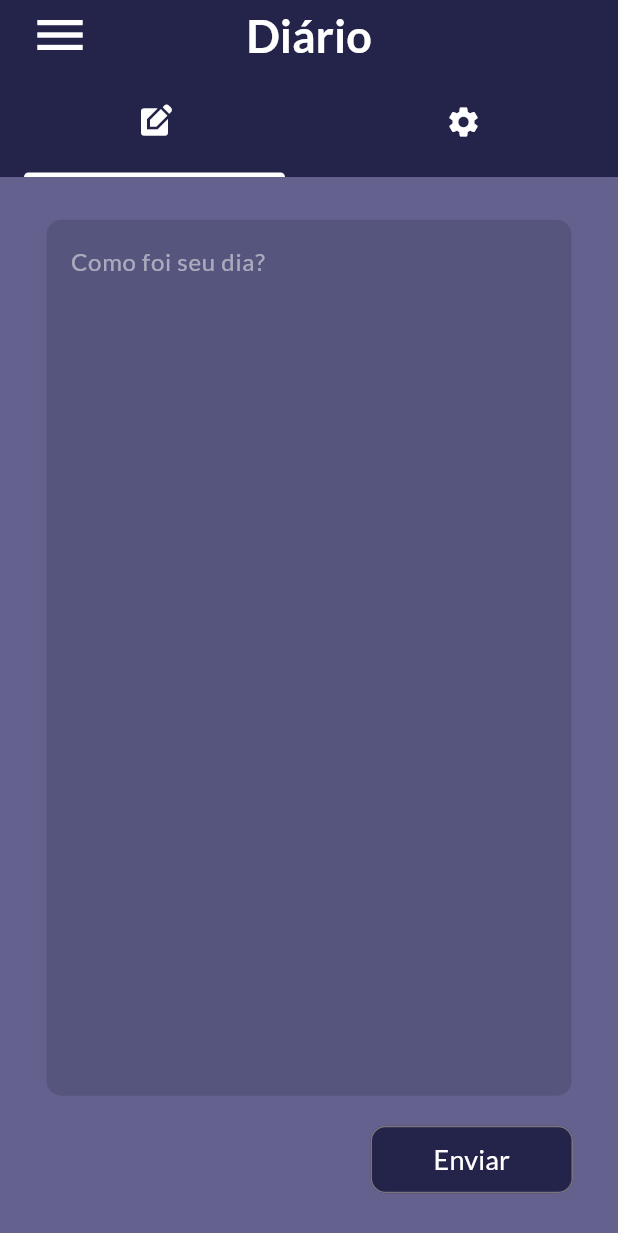
After one commit to barbosa-jp/avaliacao-flutter-1, a Flutter app: the screen it shows after launch, on a phone screen of 412 x 824 dp. The commit adds this screen. Shown: the top 1233 px of the screen. Run offline on Flutter 3.47's test engine with Material 3 defaults, Android fonts, the phone set to English and light mode, and no system bars; our stand-ins replace google_fonts.

Commit message:
refact: oraganização do código

```diff
--- a/avaliacao_1/lib/src/features/abas/presentation/aba.dart
+++ b/avaliacao_1/lib/src/features/abas/presentation/widgets/aba.dart
@@ -1,4 +1,4 @@
-import 'package:avaliacao_1/src/features/cores/cores.dart';
+import 'package:avaliacao_1/src/features/cores/data/cores.dart';
 import 'package:flutter/material.dart';
 
 class Aba extends StatelessWidget {
--- /dev/null
+++ b/avaliacao_1/lib/src/features/app_bar/presentation/widgets/appbar_leading.dart
@@ -0,0 +1,25 @@
+import 'package:flutter/material.dart';
+import 'package:avaliacao_1/src/features/cores/data/cores.dart';
+
+class AppBarLeading extends StatelessWidget {
+  const AppBarLeading({super.key});
+
+  @override
+  Widget build(BuildContext context) {
+    return Builder(
+        builder: (context) {
+          return IconButton(
+            padding: const EdgeInsets.only(left: 20),
+            icon: const Icon(
+              Icons.menu,
+              color: Cores.branco,
+              size: 40,
+            ),
+            onPressed: () {
+              Scaffold.of(context).openDrawer();
+            },
+          );
+        }
+      );
+  }
+}
--- /dev/null
+++ b/avaliacao_1/lib/src/features/mandar_texto/presentation/pages/mandar_texto_screen.dart
@@ -0,0 +1,53 @@
+import 'package:avaliacao_1/src/features/cores/data/cores.dart';
+import 'package:flutter/material.dart';
+import 'package:avaliacao_1/src/features/mandar_texto/presentation/widgets/botao_enviar.dart';
+import 'package:google_fonts/google_fonts.dart';
+
+class MandarTexto extends StatelessWidget {
+  const MandarTexto({super.key});
+
+  @override
+  Widget build(BuildContext context) {
+    return Column(
+      mainAxisSize: MainAxisSize.max,
+      mainAxisAlignment: MainAxisAlignment.center,
+      crossAxisAlignment: CrossAxisAlignment.end,
+      children: [
+        Center(
+          child: Column(
+            mainAxisSize: MainAxisSize.min,
+            children: [
+              SizedBox(
+                width: 350,
+                child: Padding(
+                  padding: const EdgeInsets.only(bottom: 20),
+                  child: TextField(
+                    cursorColor: Cores.branco,
+                    style: GoogleFonts.lato(
+                      color: Cores.branco
+                    ),
+                    maxLines: 23,
+                    keyboardType: TextInputType.text,
+                    decoration: InputDecoration(
+                      filled: true,
+                      fillColor: Cores.roxo2,
+                      hintText: 'Como foi seu dia?',
+                      hintStyle: GoogleFonts.lato(
+                        color: Cores.branco50
+                      ),
+                      border: const OutlineInputBorder(
+                        borderRadius: BorderRadius.all(Radius.circular(10)),
+                        borderSide: BorderSide.none,
+                      ),
+                    ),
+                  ),
+                ),
+              ),
+            ]
+          )
+        ),
+        const BotaoEnviar(),
+      ]
+    );
+  }
+}
--- a/avaliacao_1/lib/src/features/tela_incial/presentation/widgets/botao_enviar.dart
+++ b/avaliacao_1/lib/src/features/mandar_texto/presentation/widgets/botao_enviar.dart
@@ -1,4 +1,4 @@
-import 'package:avaliacao_1/src/features/cores/cores.dart';
+import 'package:avaliacao_1/src/features/cores/data/cores.dart';
 import 'package:flutter/material.dart';
 import 'package:google_fonts/google_fonts.dart';
 
--- a/avaliacao_1/lib/src/features/menu/presentation/widgets/menu_opcao.dart
+++ b/avaliacao_1/lib/src/features/menu/presentation/widgets/menu_opcao.dart
@@ -1,4 +1,4 @@
-import 'package:avaliacao_1/src/features/cores/cores.dart';
+import 'package:avaliacao_1/src/features/cores/data/cores.dart';
 import 'package:flutter/material.dart';
 
 class MenuOpcao extends StatelessWidget {
--- a/avaliacao_1/lib/src/features/menu/presentation/widgets/menu_perfil.dart
+++ b/avaliacao_1/lib/src/features/menu/presentation/widgets/menu_perfil.dart
@@ -1,4 +1,4 @@
-import 'package:avaliacao_1/src/features/cores/cores.dart';
+import 'package:avaliacao_1/src/features/cores/data/cores.dart';
 import 'package:flutter/material.dart';
 
 class MenuPerfil extends StatelessWidget {
@@ -21,7 +21,7 @@ class MenuPerfil extends StatelessWidget {
                 height: 90,
                 width: 90,
                 child: CircleAvatar(
-                  backgroundColor: Color.fromRGBO(36, 36, 75, 1),
+                  backgroundColor: Cores.roxo5,
                   child: Icon(
                     Icons.person_2_sharp,
                     size: 50,
--- /dev/null
+++ b/avaliacao_1/lib/src/features/tela_inicial/presentation/pages/tela_inicial_screen.dart
@@ -0,0 +1,23 @@
+import 'package:flutter/material.dart';
+import 'package:avaliacao_1/src/features/cores/data/cores.dart';
+import 'package:avaliacao_1/src/features/mandar_texto/presentation/pages/mandar_texto_screen.dart';
+import 'package:avaliacao_1/src/features/editar_perfil/presentation/pages/editar_perfil_screen.dart';
+
+class TelaInicial extends StatelessWidget {
+  const TelaInicial({super.key});
+
+  @override
+  Widget build(BuildContext context) {
+    return Container(
+      decoration: const BoxDecoration(
+        color: Cores.roxo1,
+      ),
+      child: const TabBarView(
+        children: [
+          MandarTexto(),
+          EditarPerfil()
+        ]
+      )
+    );
+  }
+}
```
Also changed, not shown: avaliacao_1/lib/src/features/diario/presentation/diario.dart (+13 -51 lines), avaliacao_1/lib/src/features/editar_perfil/presentation/pages/editar_perfil_screen.dart (added, +11 -0 lines), avaliacao_1/lib/src/features/tela_incial/presentation/pages/tela_incial_screen.dart (deleted, +0 -44 lines), avaliacao_1/lib/main.dart (line endings or trailing spaces), avaliacao_1/lib/src/features/app_bar/presentation/appbar_design.dart (deleted), avaliacao_1/lib/src/features/cores/data/cores.dart (renamed from avaliacao_1/lib/src/features/cores/cores.dart).
